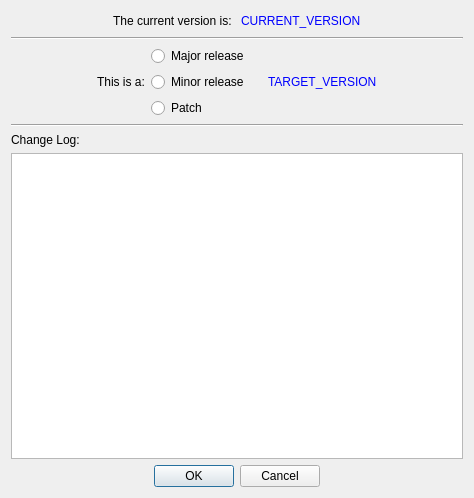
This is src/gui/ui/releasedialog.ui in smalbadger/social as Qt 5 draws it before an edit. The edited form follows.
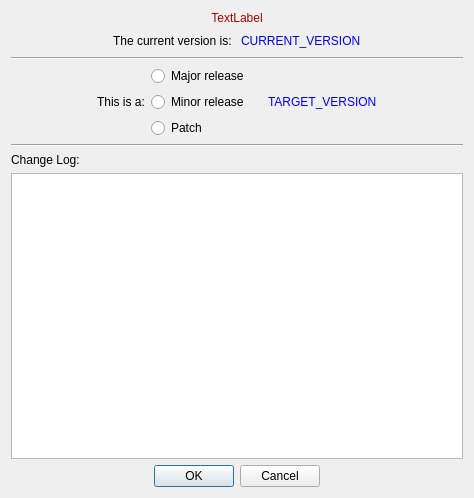
This is the edited form. Icons and pictures are not drawn.

Commit message: Added check in the release tool to make sure all changes have been committed.

```diff
--- a/src/gui/ui/releasedialog.ui
+++ b/src/gui/ui/releasedialog.ui
@@ -14,6 +14,19 @@
    <string>Dialog</string>
   </property>
   <layout class="QVBoxLayout" name="verticalLayout_3">
+   <item>
+    <widget class="QLabel" name="warningLabel">
+     <property name="styleSheet">
+      <string notr="true">color: rgb(170, 0, 0);</string>
+     </property>
+     <property name="text">
+      <string>TextLabel</string>
+     </property>
+     <property name="alignment">
+      <set>Qt::AlignCenter</set>
+     </property>
+    </widget>
+   </item>
    <item>
     <layout class="QHBoxLayout" name="horizontalLayout">
      <item>
```
The commit also changes 1 other file.
